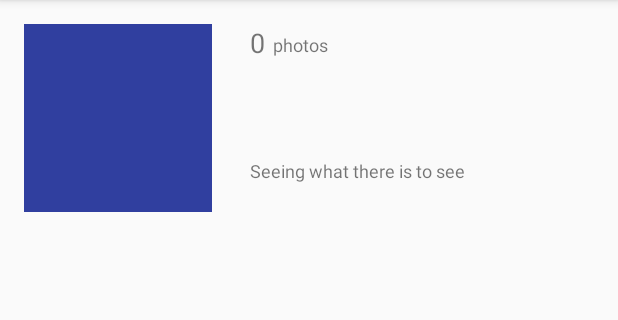
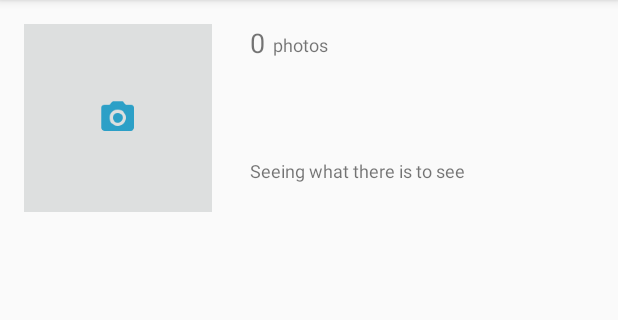
Before and after one commit to svalexander/Story-On-Site, an Android app: the UserProfileActivity screen opened directly, with no data from a screen before it, on a phone screen of 412 x 824 dp, the part 84-404 px from its top. Run offline under Robolectric (Android 15) with nearby library versions, the phone set to English and light mode, and no system bars; our stand-ins replace Firebase (no records; nobody signed in at launch, a user with empty details on screens opened directly); libraries missing offline, so code that uses them is left out: com.facebook, me.anwarshahriar.calligrapher; 3 statements that could not run were skipped.

Commit message:
font and camera icon for profile

```diff
--- a/app/src/main/java/nyc/c4q/helenchan/makinghistory/UserProfileActivity.java
+++ b/app/src/main/java/nyc/c4q/helenchan/makinghistory/UserProfileActivity.java
@@ -74,7 +74,7 @@ public class UserProfileActivity extends AppCompatActivity {
         String uid = FirebaseAuth.getInstance().getCurrentUser().getUid();
         photoRef = FirebaseDatabase.getInstance().getReference().child("Users").child(uid).child("ContentList");
 
-
+        setFontType();
         initViews();
         getSupportActionBar().setDisplayHomeAsUpEnabled(true);
 
--- a/app/src/main/res/layout/activity_user_profile.xml
+++ b/app/src/main/res/layout/activity_user_profile.xml
@@ -9,18 +9,30 @@
     android:id="@+id/profileContent"
     android:layout_width="match_parent"
     android:layout_height="wrap_content">
+    <FrameLayout
+        android:id="@+id/profilePicLayout"
+        android:layout_width="125dp"
+        android:layout_height="125dp"
+        android:layout_marginBottom="30dp">
     <ImageView
         android:id="@+id/user_profile_photo"
         android:layout_width="@dimen/profile_img_wh"
         android:layout_height="@dimen/profile_img_wh"
-        android:background="@color/colorPrimaryDark"
+        android:background="@color/testingGry"
         android:layout_marginBottom="30dp"/>
+        <ImageView
+            android:layout_gravity="center"
+            android:src="@drawable/ic_camera_icon"
+            android:tint="@color/brightBlue"
+            android:layout_width="wrap_content"
+            android:layout_height="wrap_content" />
+    </FrameLayout>
 
     <TextView
         android:id="@+id/user_num_photos"
         android:layout_width="wrap_content"
         android:layout_height="wrap_content"
-        android:layout_toRightOf="@id/user_profile_photo"
+        android:layout_toRightOf="@id/profilePicLayout"
         android:text="0"
         android:layout_marginLeft="@dimen/user_profile_margin_left"
         android:textSize="18dp" />
@@ -41,7 +53,7 @@
         android:layout_width="wrap_content"
         android:layout_height="wrap_content"
         android:layout_below="@id/user_num_photos"
-        android:layout_toRightOf="@id/user_profile_photo"
+        android:layout_toRightOf="@id/profilePicLayout"
         android:layout_marginLeft="25dp"
         android:text="USERNAME HERE"
         android:layout_marginTop="36dp"
@@ -56,11 +68,11 @@
         android:layout_width="wrap_content"
         android:layout_height="wrap_content"
         android:layout_alignParentRight="true"
-        android:layout_toRightOf="@id/user_profile_photo"
+        android:layout_toRightOf="@id/profilePicLayout"
         android:layout_marginLeft="@dimen/user_profile_margin_left"
         android:text="Seeing what there is to see"
         android:textSize="12dp"
-        android:layout_alignBottom="@id/user_profile_photo"
+        android:layout_alignBottom="@id/profilePicLayout"
         android:layout_below="@+id/user_profile_name"/>
 </RelativeLayout>
     <!--<Button-->
```
